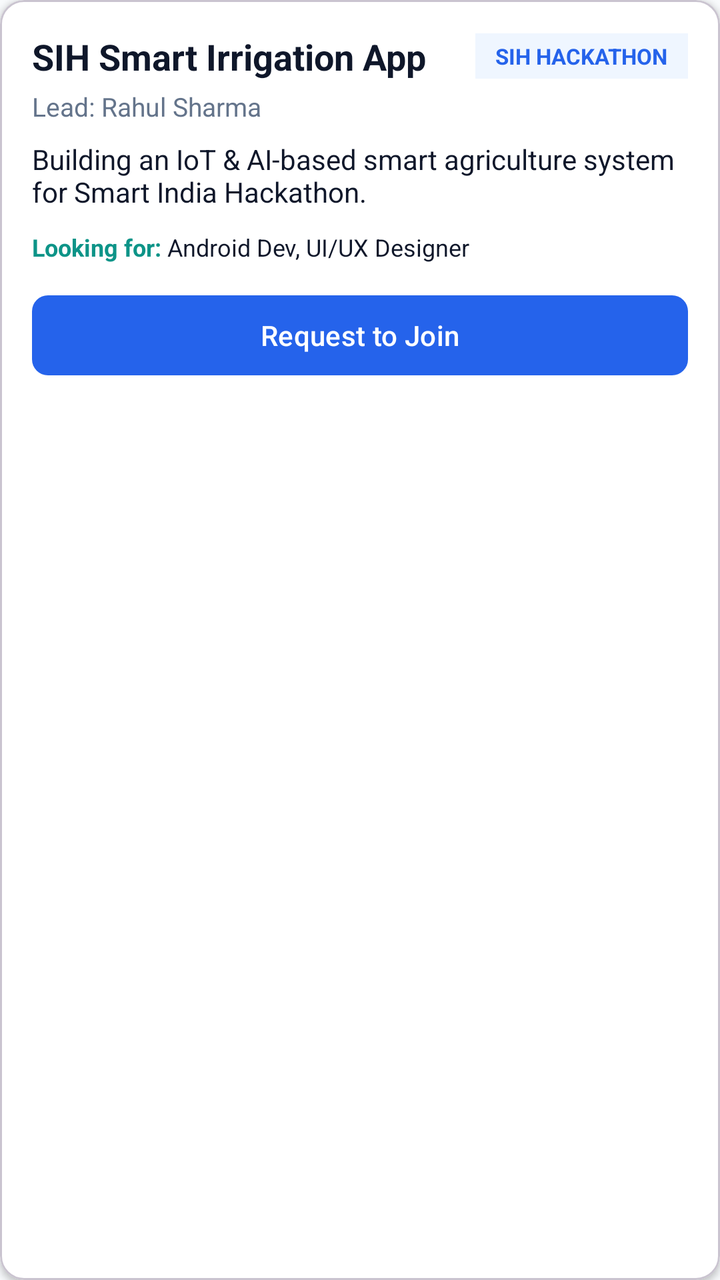
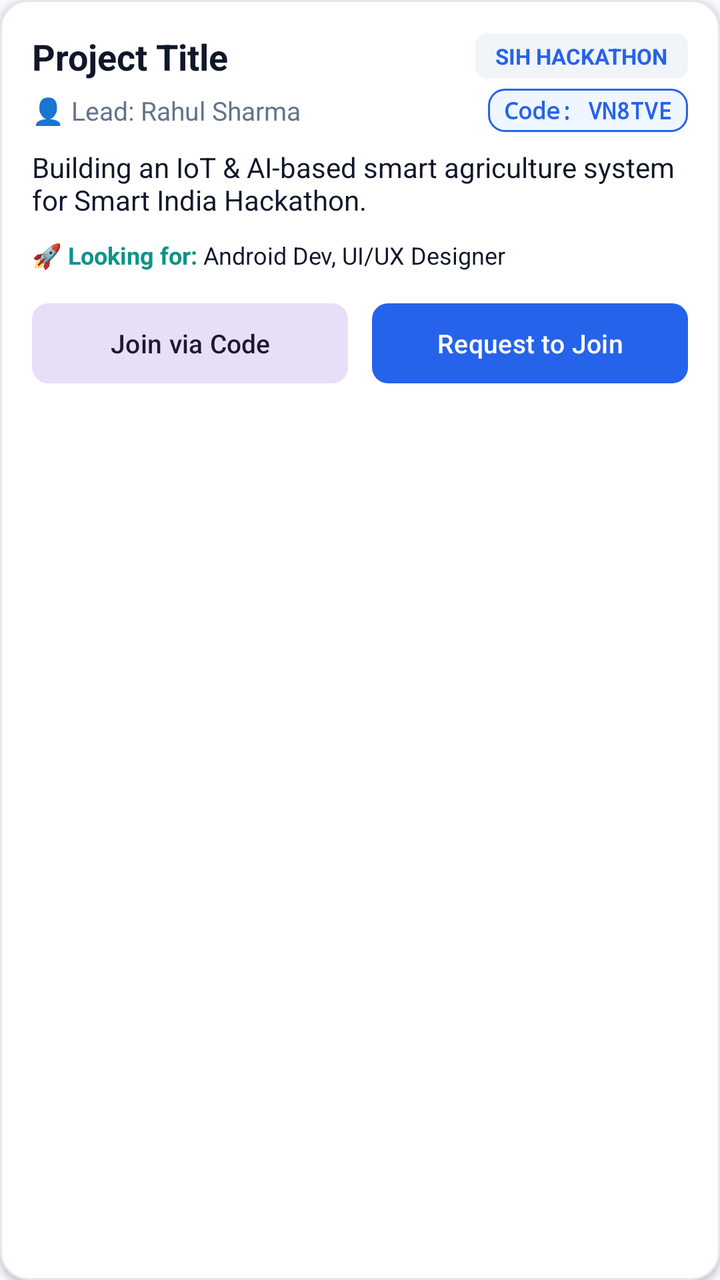

Before-and-after screenshots of an Android layout around one commit, followed by the original layout XML and the change that was made.
<!-- AndroidManifest.xml: application theme Theme.ProjectHub -->
<!-- res/layout/item_explore_project.xml -->
<?xml version="1.0" encoding="utf-8"?>
<com.google.android.material.card.MaterialCardView
    xmlns:android="http://schemas.android.com/apk/res/android"
    xmlns:app="http://schemas.android.com/apk/res-auto"
    android:layout_width="match_parent"
    android:layout_height="wrap_content"
    android:layout_marginHorizontal="16dp"
    android:layout_marginVertical="8dp"
    app:cardCornerRadius="12dp"
    app:cardElevation="2dp"
    app:cardBackgroundColor="@color/surface">

    <LinearLayout
        android:layout_width="match_parent"
        android:layout_height="wrap_content"
        android:orientation="vertical"
        android:padding="16dp">

        <LinearLayout
            android:layout_width="match_parent"
            android:layout_height="wrap_content"
            android:orientation="horizontal"
            android:gravity="center_vertical">

            <TextView
                android:id="@+id/tvProjectTitle"
                android:layout_width="0dp"
                android:layout_height="wrap_content"
                android:layout_weight="1"
                android:text="SIH Smart Irrigation App"
                android:textSize="18sp"
                android:textStyle="bold"
                android:textColor="@color/text_primary" />

            <TextView
                android:id="@+id/tvCategory"
                android:layout_width="wrap_content"
                android:layout_height="wrap_content"
                android:background="@color/primary_light"
                android:paddingHorizontal="10dp"
                android:paddingVertical="4dp"
                android:text="SIH HACKATHON"
                android:textSize="11sp"
                android:textStyle="bold"
                android:textColor="@color/primary" />
        </LinearLayout>

        <TextView
            android:id="@+id/tvLeadName"
            android:layout_width="wrap_content"
            android:layout_height="wrap_content"
            android:layout_marginTop="4dp"
            android:text="Lead: Rahul Sharma"
            android:textSize="13sp"
            android:textColor="@color/text_secondary" />

        <TextView
            android:id="@+id/tvProjectDesc"
            android:layout_width="match_parent"
            android:layout_height="wrap_content"
            android:layout_marginTop="8dp"
            android:text="Building an IoT &amp; AI-based smart agriculture system for Smart India Hackathon."
            android:textSize="14sp"
            android:maxLines="3"
            android:ellipsize="end"
            android:textColor="@color/text_primary" />

        <LinearLayout
            android:id="@+id/layoutLookingFor"
            android:layout_width="match_parent"
            android:layout_height="wrap_content"
            android:layout_marginTop="10dp"
            android:orientation="horizontal"
            android:gravity="center_vertical">

            <TextView
                android:layout_width="wrap_content"
                android:layout_height="wrap_content"
                android:text="Looking for: "
                android:textSize="12sp"
                android:textStyle="bold"
                android:textColor="@color/accent" />

            <TextView
                android:id="@+id/tvLookingFor"
                android:layout_width="wrap_content"
                android:layout_height="wrap_content"
                android:text="Android Dev, UI/UX Designer"
                android:textSize="12sp"
                android:textColor="@color/text_primary" />
        </LinearLayout>

        <com.google.android.material.button.MaterialButton
            android:id="@+id/btnRequestJoin"
            android:layout_width="match_parent"
            android:layout_height="wrap_content"
            android:layout_marginTop="12dp"
            android:text="Request to Join"
            android:textSize="14sp"
            app:cornerRadius="8dp" />

    </LinearLayout>
</com.google.android.material.card.MaterialCardView>
<!-- resources referenced by this layout -->
<resources>
  <color name="accent">#0D9488</color>
  <color name="primary">#2563EB</color>
  <color name="primary_light">#EFF6FF</color>
  <color name="surface">#FFFFFF</color>
  <color name="text_primary">#0F172A</color>
  <color name="text_secondary">#64748B</color>
  <style name="Theme.ProjectHub" parent="Theme.Material3.DayNight.NoActionBar">
          <item name="colorPrimary">@color/primary</item>
          <item name="colorPrimaryDark">@color/primary_dark</item>
          <item name="colorSecondary">@color/accent</item>
          <item name="android:statusBarColor">@color/primary_dark</item>
          <item name="android:windowBackground">@color/background</item>
      </style>
  <color name="primary_dark">#1D4ED8</color>
  <color name="background">#F8FAFC</color>
</resources>

<!-- the commit's change to res/layout/item_explore_project.xml (unified diff, before → after) -->
@@ -6,8 +6,10 @@
     android:layout_height="wrap_content"
     android:layout_marginHorizontal="16dp"
     android:layout_marginVertical="8dp"
-    app:cardCornerRadius="12dp"
+    app:cardCornerRadius="14dp"
     app:cardElevation="2dp"
+    app:strokeColor="@color/divider"
+    app:strokeWidth="1dp"
     app:cardBackgroundColor="@color/surface">
 
     <LinearLayout
@@ -16,6 +18,7 @@
         android:orientation="vertical"
         android:padding="16dp">
 
+        
         <LinearLayout
             android:layout_width="match_parent"
             android:layout_height="wrap_content"
@@ -27,7 +30,7 @@
                 android:layout_width="0dp"
                 android:layout_height="wrap_content"
                 android:layout_weight="1"
-                android:text="SIH Smart Irrigation App"
+                android:text="Project Title"
                 android:textSize="18sp"
                 android:textStyle="bold"
                 android:textColor="@color/text_primary" />
@@ -36,7 +39,7 @@
                 android:id="@+id/tvCategory"
                 android:layout_width="wrap_content"
                 android:layout_height="wrap_content"
-                android:background="@color/primary_light"
+                android:background="@drawable/bg_category_pill"
                 android:paddingHorizontal="10dp"
                 android:paddingVertical="4dp"
                 android:text="SIH HACKATHON"
@@ -45,14 +48,36 @@
                 android:textColor="@color/primary" />
         </LinearLayout>
 
-        <TextView
-            android:id="@+id/tvLeadName"
-            android:layout_width="wrap_content"
+        
+        <LinearLayout
+            android:layout_width="match_parent"
             android:layout_height="wrap_content"
+            android:orientation="horizontal"
             android:layout_marginTop="4dp"
-            android:text="Lead: Rahul Sharma"
-            android:textSize="13sp"
-            android:textColor="@color/text_secondary" />
+            android:gravity="center_vertical">
+
+            <TextView
+                android:id="@+id/tvLeadName"
+                android:layout_width="0dp"
+                android:layout_height="wrap_content"
+                android:layout_weight="1"
+                android:text="👤 Lead: Rahul Sharma"
+                android:textSize="13sp"
+                android:textColor="@color/text_secondary" />
+
+            <TextView
+                android:id="@+id/tvJoinCodeBadge"
+                android:layout_width="wrap_content"
+                android:layout_height="wrap_content"
+                android:background="@drawable/bg_code_pill"
+                android:paddingHorizontal="8dp"
+                android:paddingVertical="3dp"
+                android:fontFamily="monospace"
+                android:text="Code: VN8TVE"
+                android:textSize="11.5sp"
+                android:textStyle="bold"
+                android:textColor="@color/primary" />
+        </LinearLayout>
 
         <TextView
             android:id="@+id/tvProjectDesc"
@@ -76,7 +101,7 @@
             <TextView
                 android:layout_width="wrap_content"
                 android:layout_height="wrap_content"
-                android:text="Looking for: "
+                android:text="🚀 Looking for: "
                 android:textSize="12sp"
                 android:textStyle="bold"
                 android:textColor="@color/accent" />
@@ -90,13 +115,47 @@
                 android:textColor="@color/text_primary" />
         </LinearLayout>
 
+        
+        <LinearLayout
+            android:id="@+id/layoutActionsRow"
+            android:layout_width="match_parent"
+            android:layout_height="wrap_content"
+            android:orientation="horizontal"
+            android:layout_marginTop="12dp">
+
+            <com.google.android.material.button.MaterialButton
+                android:id="@+id/btnQuickJoin"
+                style="@style/Widget.Material3.Button.TonalButton"
+                android:layout_width="0dp"
+                android:layout_height="wrap_content"
+                android:layout_weight="1"
+                android:layout_marginEnd="6dp"
+                android:text="Join via Code"
+                android:textSize="13sp"
+                app:cornerRadius="8dp" />
+
+            <com.google.android.material.button.MaterialButton
+                android:id="@+id/btnRequestJoin"
+                android:layout_width="0dp"
+                android:layout_height="wrap_content"
+                android:layout_weight="1"
+                android:layout_marginStart="6dp"
+                android:text="Request to Join"
+                android:textSize="13sp"
+                app:cornerRadius="8dp" />
+        </LinearLayout>
+
+        
         <com.google.android.material.button.MaterialButton
-            android:id="@+id/btnRequestJoin"
+            android:id="@+id/btnAlreadyMember"
+            style="@style/Widget.Material3.Button.OutlinedButton"
             android:layout_width="match_parent"
             android:layout_height="wrap_content"
             android:layout_marginTop="12dp"
-            android:text="Request to Join"
-            android:textSize="14sp"
+            android:text="✓ Already a Team Member"
+            android:textSize="13sp"
+            android:enabled="false"
+            android:visibility="gone"
             app:cornerRadius="8dp" />
 
     </LinearLayout>
<!-- resource entries referenced after the edit -->
@@ -1,11 +1,27 @@
 <!-- resources referenced by this layout -->
 <resources>
   <color name="accent">#0D9488</color>
+  <color name="divider">#E2E8F0</color>
   <color name="primary">#2563EB</color>
   <color name="primary_light">#EFF6FF</color>
   <color name="surface">#FFFFFF</color>
   <color name="text_primary">#0F172A</color>
   <color name="text_secondary">#64748B</color>
+  <!-- drawable bg_category_pill (drawable) -->
+  <?xml version="1.0" encoding="utf-8"?>
+  <shape xmlns:android="http://schemas.android.com/apk/res/android"
+      android:shape="rectangle">
+      <corners android:radius="6dp" />
+      <solid android:color="@color/surface_variant" />
+  </shape>
+  <!-- drawable bg_code_pill (drawable) -->
+  <?xml version="1.0" encoding="utf-8"?>
+  <shape xmlns:android="http://schemas.android.com/apk/res/android"
+      android:shape="rectangle">
+      <corners android:radius="8dp" />
+      <solid android:color="@color/primary_light" />
+      <stroke android:width="1dp" android:color="@color/primary" />
+  </shape>
   <style name="Theme.ProjectHub" parent="Theme.Material3.DayNight.NoActionBar">
           <item name="colorPrimary">@color/primary</item>
           <item name="colorPrimaryDark">@color/primary_dark</item>
@@ -13,6 +29,7 @@
           <item name="android:statusBarColor">@color/primary_dark</item>
           <item name="android:windowBackground">@color/background</item>
       </style>
+  <color name="surface_variant">#F1F5F9</color>
   <color name="primary_dark">#1D4ED8</color>
   <color name="background">#F8FAFC</color>
 </resources>
